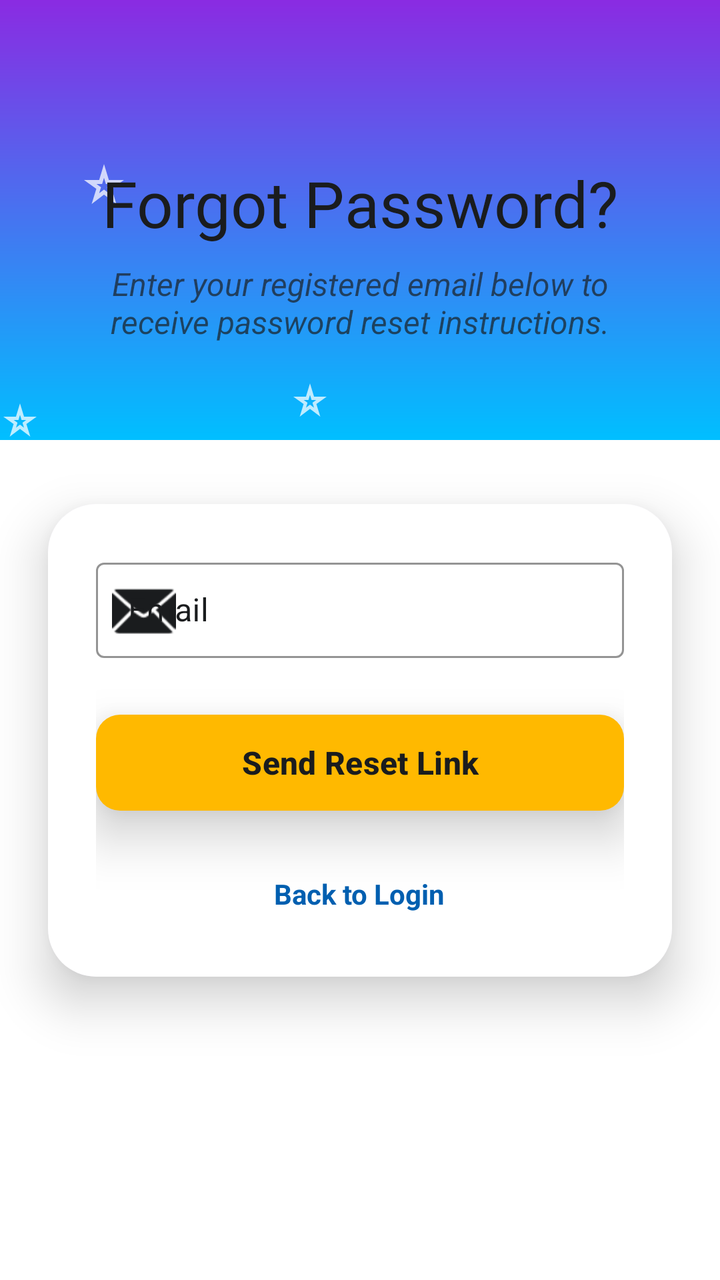
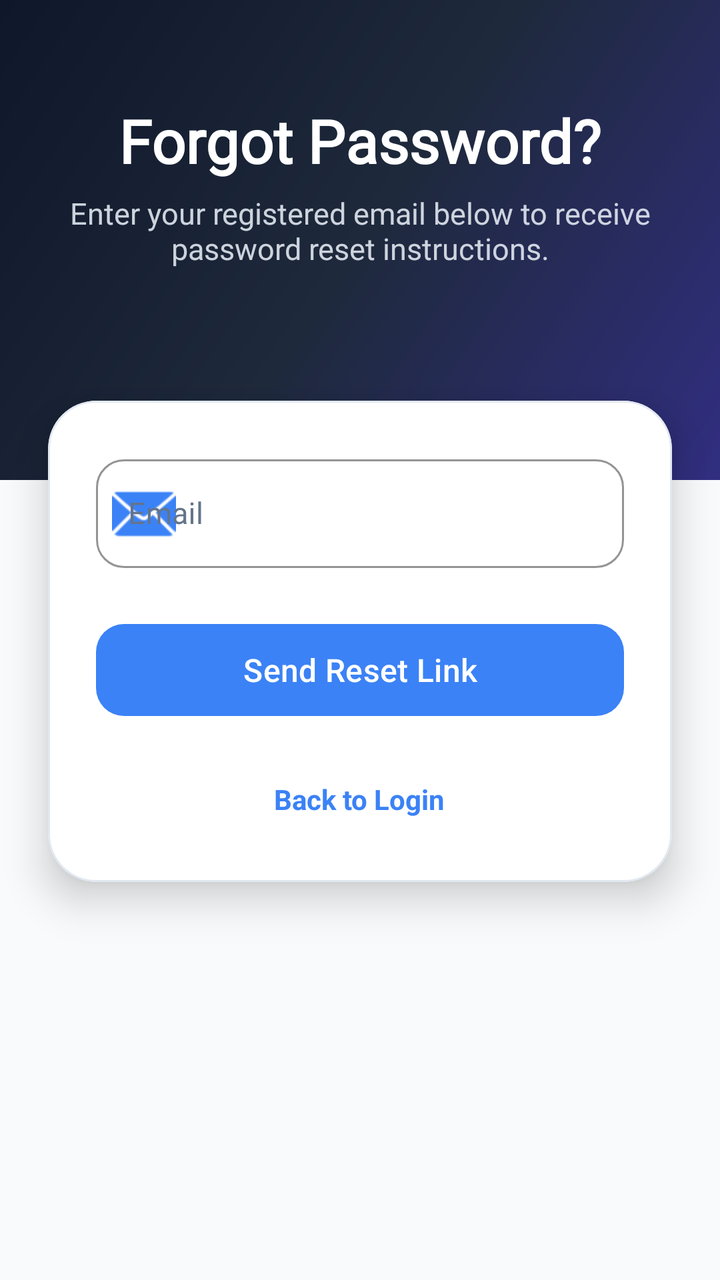

Before-and-after screenshots of an Android layout around one commit, followed by the original layout XML and the change that was made.
<!-- AndroidManifest.xml: application theme Theme.Notepad -->
<!-- res/layout/activity_forget_password.xml -->
<?xml version="1.0" encoding="utf-8"?>
<androidx.constraintlayout.widget.ConstraintLayout xmlns:android="http://schemas.android.com/apk/res/android"
    xmlns:app="http://schemas.android.com/apk/res-auto"
    xmlns:tools="http://schemas.android.com/tools"
    android:id="@+id/main"
    android:layout_width="match_parent"
    android:layout_height="match_parent"
    android:background="@color/white"
    tools:context=".forget_password">

    <View
        android:id="@+id/top_decoration"
        android:layout_width="match_parent"
        android:layout_height="220dp"
        android:background="@drawable/background"
        app:layout_constraintTop_toTopOf="parent" />

    <TextView
        android:id="@+id/forget_title"
        android:layout_width="wrap_content"
        android:layout_height="wrap_content"
        android:layout_marginTop="80dp"
        android:fontFamily="@font/welcome"
        android:text="@string/forgot_password"
        android:textColor="@color/black"
        android:textSize="32sp"
        app:layout_constraintEnd_toEndOf="parent"
        app:layout_constraintStart_toStartOf="parent"
        app:layout_constraintTop_toTopOf="parent" />

    <TextView
        android:id="@+id/forget_subtitle"
        android:layout_width="0dp"
        android:layout_height="wrap_content"
        android:layout_marginTop="8dp"
        android:layout_marginHorizontal="48dp"
        android:alpha="0.7"
        android:gravity="center"
        android:text="@string/forget_page_description"
        android:textColor="@color/black"
        android:textSize="16sp"
        android:textStyle="italic"
        app:layout_constraintEnd_toEndOf="parent"
        app:layout_constraintStart_toStartOf="parent"
        app:layout_constraintTop_toBottomOf="@id/forget_title" />

    <com.google.android.material.card.MaterialCardView
        android:layout_width="match_parent"
        android:layout_height="wrap_content"
        android:layout_marginHorizontal="24dp"
        android:layout_marginTop="32dp"
        app:cardCornerRadius="24dp"
        app:cardElevation="15dp"
        app:layout_constraintTop_toBottomOf="@id/top_decoration"
        app:strokeWidth="0dp">

        <LinearLayout
            android:layout_width="match_parent"
            android:layout_height="wrap_content"
            android:background="@color/white"
            android:orientation="vertical"
            android:padding="24dp">

            <com.google.android.material.textfield.TextInputLayout
                style="@style/Widget.MaterialComponents.TextInputLayout.OutlinedBox.Dense"
                android:layout_width="match_parent"
                android:layout_height="wrap_content"
                android:hint="@string/email"
                android:textColorHint="@color/black"
                app:boxStrokeColor="@color/accent_orange"
                app:hintTextColor="@color/black"
                app:startIconDrawable="@android:drawable/ic_dialog_email"
                app:startIconTint="@color/black">

                <com.google.android.material.textfield.TextInputEditText
                    android:id="@+id/forget_email_et"
                    android:layout_width="match_parent"
                    android:layout_height="wrap_content"
                    android:inputType="textEmailAddress"
                    android:textColor="@color/black" />
            </com.google.android.material.textfield.TextInputLayout>

            <com.google.android.material.button.MaterialButton
                android:id="@+id/reset_btn"
                android:layout_width="match_parent"
                android:layout_height="56dp"
                android:layout_marginTop="24dp"
                android:elevation="10dp"
                android:stateListAnimator="@null"
                android:text="@string/send_reset_link"
                android:textAllCaps="false"
                android:textColor="@color/black"
                android:textSize="16sp"
                android:textStyle="bold"
                android:translationZ="6dp"
                app:backgroundTint="@color/accent_orange"
                app:cornerRadius="12dp" />

            <TextView
                android:id="@+id/back_to_login_tv"
                android:layout_width="wrap_content"
                android:layout_height="wrap_content"
                android:layout_gravity="center"
                android:layout_marginTop="20dp"
                android:text="@string/back_to_login"
                android:textColor="@color/btn_blue"
                android:textStyle="bold"
                android:clickable="true"
                android:focusable="true"
                android:padding="8dp"/>

        </LinearLayout>
    </com.google.android.material.card.MaterialCardView>

</androidx.constraintlayout.widget.ConstraintLayout>
<!-- resources referenced by this layout -->
<resources>
  <color name="accent_orange">#FFB900</color>
  <color name="black">#1A1C1E</color>
  <color name="btn_blue">#005FB0</color>
  <color name="white">#FFFFFF</color>
  <!-- drawable background (drawable) -->
  <?xml version="1.0" encoding="utf-8"?>
  <layer-list xmlns:android="http://schemas.android.com/apk/res/android">
  
  
      <item>
          <shape android:shape="rectangle">
              <gradient
                  android:startColor="@color/start_color"
                  android:endColor="@color/end_color"
                  android:angle="200" />
          </shape>
      </item>
  
  
      <item
          android:width="24dp"
          android:height="24dp"
          android:top="80dp"
          android:left="40dp"
          android:gravity="top|left"
          android:drawable="@drawable/baseline_star_purple500_24" />
  
  
      <item
          android:width="20dp"
          android:height="20dp"
          android:top="180dp"
          android:right="50dp"
          android:gravity="center"
          android:drawable="@drawable/baseline_star_purple500_24" />
  
  
      <item
          android:width="20dp"
          android:height="20dp"
          android:top="10dp"
          android:right="50dp"
          android:gravity="bottom|left"
          android:drawable="@drawable/baseline_star_purple500_24" />
  
  </layer-list>
  <string name="back_to_login">Back to Login</string>
  <string name="email">Email</string>
  <string name="forget_page_description">Enter your registered email below to receive password reset instructions.</string>
  <string name="forgot_password">Forgot Password?</string>
  <string name="send_reset_link">Send Reset Link</string>
  <style name="Theme.Notepad" parent="Base.Theme.Notepad" />
  <color name="start_color">#8A2BE2</color>
  <color name="end_color">#00BFFF</color>
  <!-- drawable baseline_star_purple500_24 (drawable) -->
  <vector xmlns:android="http://schemas.android.com/apk/res/android" android:alpha="0.74" android:height="10dp" android:tint="#FFFFFF" android:viewportHeight="24" android:viewportWidth="24" android:width="10dp">
        
      <path android:fillColor="@android:color/white" android:pathData="M12,8.89L12.94,12h2.82l-2.27,1.62l0.93,3.01L12,14.79l-2.42,1.84l0.93,-3.01L8.24,12h2.82L12,8.89M12,2l-2.42,8H2l6.17,4.41L5.83,22L12,17.31L18.18,22l-2.35,-7.59L22,10h-7.58L12,2L12,2z"/>
      
  </vector>
  <style name="Base.Theme.Notepad" parent="Theme.Material3.DayNight.NoActionBar">
          
          
      </style>
</resources>

<!-- the commit's change to res/layout/activity_forget_password.xml (unified diff, before → after) -->
@@ -5,96 +5,112 @@
     android:id="@+id/main"
     android:layout_width="match_parent"
     android:layout_height="match_parent"
-    android:background="@color/white"
+    android:background="@color/gray_light"
     tools:context=".forget_password">
 
-    <View
-        android:id="@+id/top_decoration"
+    <com.google.android.material.card.MaterialCardView
+        android:id="@+id/top_decoration_card"
         android:layout_width="match_parent"
-        android:layout_height="220dp"
-        android:background="@drawable/background"
-        app:layout_constraintTop_toTopOf="parent" />
+        android:layout_height="240dp"
+        app:cardCornerRadius="0dp"
+        app:cardElevation="0dp"
+        app:strokeWidth="0dp"
+        app:shapeAppearanceOverlay="@style/ShapeAppearanceOverlay.App.BottomBar"
+        app:layout_constraintTop_toTopOf="parent">
 
-    <TextView
-        android:id="@+id/forget_title"
-        android:layout_width="wrap_content"
-        android:layout_height="wrap_content"
-        android:layout_marginTop="80dp"
-        android:fontFamily="@font/welcome"
-        android:text="@string/forgot_password"
-        android:textColor="@color/black"
-        android:textSize="32sp"
-        app:layout_constraintEnd_toEndOf="parent"
-        app:layout_constraintStart_toStartOf="parent"
-        app:layout_constraintTop_toTopOf="parent" />
+        <View
+            android:id="@+id/top_decoration"
+            android:layout_width="match_parent"
+            android:layout_height="match_parent"
+            android:background="@drawable/background" />
 
-    <TextView
-        android:id="@+id/forget_subtitle"
-        android:layout_width="0dp"
-        android:layout_height="wrap_content"
-        android:layout_marginTop="8dp"
-        android:layout_marginHorizontal="48dp"
-        android:alpha="0.7"
-        android:gravity="center"
-        android:text="@string/forget_page_description"
-        android:textColor="@color/black"
-        android:textSize="16sp"
-        android:textStyle="italic"
-        app:layout_constraintEnd_toEndOf="parent"
-        app:layout_constraintStart_toStartOf="parent"
-        app:layout_constraintTop_toBottomOf="@id/forget_title" />
+        <LinearLayout
+            android:layout_width="match_parent"
+            android:layout_height="wrap_content"
+            android:layout_gravity="center_horizontal"
+            android:layout_marginTop="50dp"
+            android:gravity="center"
+            android:orientation="vertical"
+            android:paddingHorizontal="24dp">
+
+            <TextView
+                android:id="@+id/forget_title"
+                android:layout_width="wrap_content"
+                android:layout_height="wrap_content"
+                android:fontFamily="@font/welcome"
+                android:text="@string/forgot_password"
+                android:textColor="@color/white"
+                android:textSize="30sp"
+                android:textStyle="bold" />
+
+            <TextView
+                android:id="@+id/forget_subtitle"
+                android:layout_width="wrap_content"
+                android:layout_height="wrap_content"
+                android:layout_marginTop="6dp"
+                android:alpha="0.9"
+                android:gravity="center"
+                android:text="@string/forget_page_description"
+                android:textColor="#E2E8F0"
+                android:textSize="15sp" />
+        </LinearLayout>
+    </com.google.android.material.card.MaterialCardView>
 
     <com.google.android.material.card.MaterialCardView
         android:layout_width="match_parent"
         android:layout_height="wrap_content"
         android:layout_marginHorizontal="24dp"
-        android:layout_marginTop="32dp"
+        android:layout_marginTop="-40dp"
+        app:cardBackgroundColor="@color/white"
         app:cardCornerRadius="24dp"
-        app:cardElevation="15dp"
-        app:layout_constraintTop_toBottomOf="@id/top_decoration"
-        app:strokeWidth="0dp">
+        app:cardElevation="12dp"
+        app:strokeColor="@color/gray_border"
+        app:strokeWidth="1dp"
+        app:layout_constraintTop_toBottomOf="@id/top_decoration_card">
 
         <LinearLayout
             android:layout_width="match_parent"
             android:layout_height="wrap_content"
-            android:background="@color/white"
             android:orientation="vertical"
             android:padding="24dp">
 
             <com.google.android.material.textfield.TextInputLayout
-                style="@style/Widget.MaterialComponents.TextInputLayout.OutlinedBox.Dense"
+                style="@style/Widget.MaterialComponents.TextInputLayout.OutlinedBox"
                 android:layout_width="match_parent"
                 android:layout_height="wrap_content"
                 android:hint="@string/email"
-                android:textColorHint="@color/black"
-                app:boxStrokeColor="@color/accent_orange"
-                app:hintTextColor="@color/black"
+                android:textColorHint="@color/gray_dark"
+                app:boxCornerRadiusBottomEnd="14dp"
+                app:boxCornerRadiusBottomStart="14dp"
+                app:boxCornerRadiusTopEnd="14dp"
+                app:boxCornerRadiusTopStart="14dp"
+                app:boxStrokeColor="@color/btn_blue"
+                app:hintTextColor="@color/btn_blue"
                 app:startIconDrawable="@android:drawable/ic_dialog_email"
-                app:startIconTint="@color/black">
+                app:startIconTint="@color/btn_blue">
 
                 <com.google.android.material.textfield.TextInputEditText
                     android:id="@+id/forget_email_et"
                     android:layout_width="match_parent"
                     android:layout_height="wrap_content"
                     android:inputType="textEmailAddress"
-                    android:textColor="@color/black" />
+                    android:textColor="@color/black"
+                    android:textSize="15sp" />
             </com.google.android.material.textfield.TextInputLayout>
 
             <com.google.android.material.button.MaterialButton
                 android:id="@+id/reset_btn"
                 android:layout_width="match_parent"
-                android:layout_height="56dp"
+                android:layout_height="54dp"
                 android:layout_marginTop="24dp"
-                android:elevation="10dp"
-                android:stateListAnimator="@null"
+                android:elevation="4dp"
+                android:fontFamily="sans-serif-medium"
                 android:text="@string/send_reset_link"
                 android:textAllCaps="false"
-                android:textColor="@color/black"
+                android:textColor="@color/white"
                 android:textSize="16sp"
-                android:textStyle="bold"
-                android:translationZ="6dp"
-                app:backgroundTint="@color/accent_orange"
-                app:cornerRadius="12dp" />
+                app:backgroundTint="@color/btn_blue"
+                app:cornerRadius="14dp" />
 
             <TextView
                 android:id="@+id/back_to_login_tv"
@@ -102,12 +118,13 @@
                 android:layout_height="wrap_content"
                 android:layout_gravity="center"
                 android:layout_marginTop="20dp"
+                android:clickable="true"
+                android:focusable="true"
+                android:padding="8dp"
                 android:text="@string/back_to_login"
                 android:textColor="@color/btn_blue"
-                android:textStyle="bold"
-                android:clickable="true"
-                android:focusable="true"
-                android:padding="8dp"/>
+                android:textSize="14sp"
+                android:textStyle="bold" />
 
         </LinearLayout>
     </com.google.android.material.card.MaterialCardView>
<!-- resource entries referenced after the edit -->
@@ -1,68 +1,43 @@
 <!-- resources referenced by this layout -->
 <resources>
-  <color name="accent_orange">#FFB900</color>
-  <color name="black">#1A1C1E</color>
-  <color name="btn_blue">#005FB0</color>
+  <color name="accent_orange">#F59E0B</color>
+  <color name="black">#0F172A</color>
+  <color name="btn_blue">#3B82F6</color>
+  <color name="gray_border">#E2E8F0</color>
+  <color name="gray_dark">#64748B</color>
+  <color name="gray_light">#F8FAFC</color>
   <color name="white">#FFFFFF</color>
   <!-- drawable background (drawable) -->
   <?xml version="1.0" encoding="utf-8"?>
-  <layer-list xmlns:android="http://schemas.android.com/apk/res/android">
-  
-  
-      <item>
-          <shape android:shape="rectangle">
-              <gradient
-                  android:startColor="@color/start_color"
-                  android:endColor="@color/end_color"
-                  android:angle="200" />
-          </shape>
-      </item>
-  
-  
-      <item
-          android:width="24dp"
-          android:height="24dp"
-          android:top="80dp"
-          android:left="40dp"
-          android:gravity="top|left"
-          android:drawable="@drawable/baseline_star_purple500_24" />
-  
-  
-      <item
-          android:width="20dp"
-          android:height="20dp"
-          android:top="180dp"
-          android:right="50dp"
-          android:gravity="center"
-          android:drawable="@drawable/baseline_star_purple500_24" />
-  
-  
-      <item
-          android:width="20dp"
-          android:height="20dp"
-          android:top="10dp"
-          android:right="50dp"
-          android:gravity="bottom|left"
-          android:drawable="@drawable/baseline_star_purple500_24" />
-  
-  </layer-list>
+  <shape xmlns:android="http://schemas.android.com/apk/res/android"
+      android:shape="rectangle">
+      <gradient
+          android:angle="135"
+          android:endColor="#0F172A"
+          android:centerColor="#1E293B"
+          android:startColor="#312E81"
+          android:type="linear" />
+  </shape>
   <string name="back_to_login">Back to Login</string>
   <string name="email">Email</string>
   <string name="forget_page_description">Enter your registered email below to receive password reset instructions.</string>
   <string name="forgot_password">Forgot Password?</string>
   <string name="send_reset_link">Send Reset Link</string>
+  <style name="ShapeAppearanceOverlay.App.BottomBar" parent="">
+          <item name="cornerFamily">rounded</item>
+          <item name="cornerSizeTopLeft">28dp</item>
+          <item name="cornerSizeTopRight">28dp</item>
+          <item name="cornerSizeBottomLeft">0dp</item>
+          <item name="cornerSizeBottomRight">0dp</item>
+      </style>
   <style name="Theme.Notepad" parent="Base.Theme.Notepad" />
-  <color name="start_color">#8A2BE2</color>
-  <color name="end_color">#00BFFF</color>
-  <!-- drawable baseline_star_purple500_24 (drawable) -->
-  <vector xmlns:android="http://schemas.android.com/apk/res/android" android:alpha="0.74" android:height="10dp" android:tint="#FFFFFF" android:viewportHeight="24" android:viewportWidth="24" android:width="10dp">
-        
-      <path android:fillColor="@android:color/white" android:pathData="M12,8.89L12.94,12h2.82l-2.27,1.62l0.93,3.01L12,14.79l-2.42,1.84l0.93,-3.01L8.24,12h2.82L12,8.89M12,2l-2.42,8H2l6.17,4.41L5.83,22L12,17.31L18.18,22l-2.35,-7.59L22,10h-7.58L12,2L12,2z"/>
-      
-  </vector>
   <style name="Base.Theme.Notepad" parent="Theme.Material3.DayNight.NoActionBar">
-          
-          
+          <item name="colorPrimary">@color/btn_blue</item>
+          <item name="colorOnPrimary">@color/white</item>
+          <item name="colorSecondary">@color/accent_orange</item>
+          <item name="android:statusBarColor">@color/white</item>
+          <item name="android:windowLightStatusBar">true</item>
+          <item name="android:windowBackground">@color/gray_light</item>
       </style>
 </resources>
 
